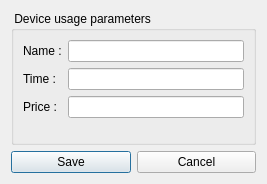
Qt form client/dlgpaneluseedit.ui (tbikfalvi/Belenus) before a commit.
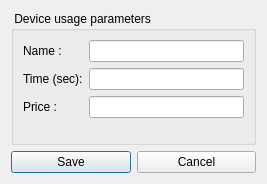
The same form after that commit.

What changed in the file:
```diff
--- a/client/dlgpaneluseedit.ui
+++ b/client/dlgpaneluseedit.ui
@@ -33,7 +33,7 @@
       <item row="1" column="0">
        <widget class="QLabel" name="lblUseTime">
         <property name="text">
-         <string>Time :</string>
+         <string>Time (sec):</string>
         </property>
        </widget>
       </item>
```
